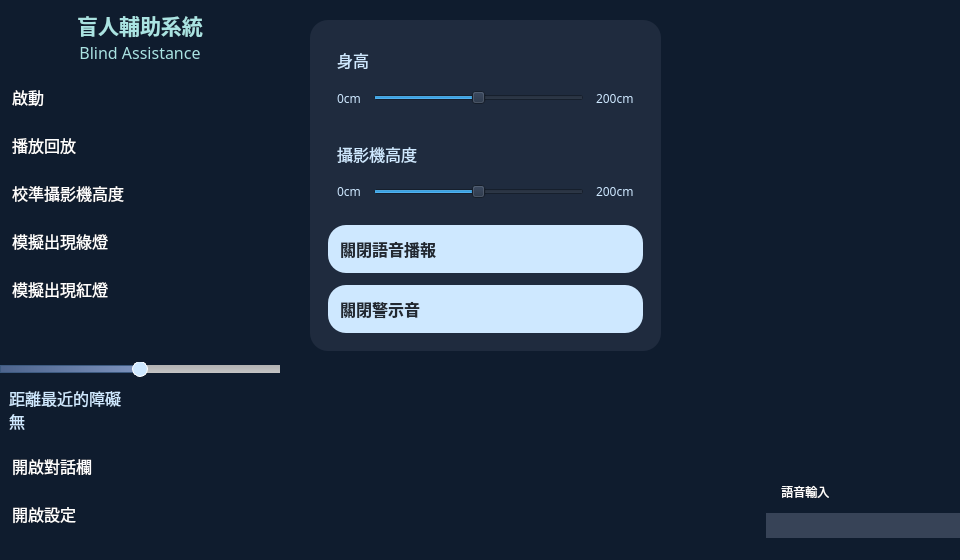
The window that gui/main_window.ui (BoJhong/blind-assistance) describes before a commit, drawn with Qt 5.
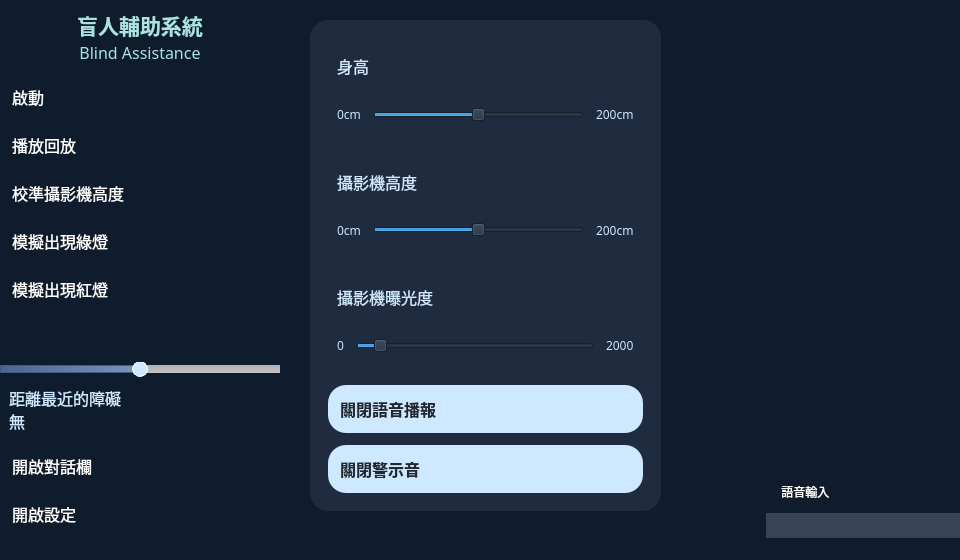
The same window after the commit. The open tabs and pages were chosen to show the change. Icons and pictures are not drawn.

Commit message: 新增曝光度調整、優化行人號誌的判斷方式

```diff
--- a/gui/main_window.ui
+++ b/gui/main_window.ui
@@ -835,7 +835,7 @@
              <x>30</x>
              <y>20</y>
              <width>351</width>
-             <height>331</height>
+             <height>491</height>
             </rect>
            </property>
            <property name="styleSheet">
@@ -1021,6 +1021,82 @@
               </item>
              </layout>
             </item>
+            <item>
+             <layout class="QVBoxLayout" name="verticalLayout_8">
+              <property name="leftMargin">
+               <number>9</number>
+              </property>
+              <property name="topMargin">
+               <number>9</number>
+              </property>
+              <property name="rightMargin">
+               <number>9</number>
+              </property>
+              <property name="bottomMargin">
+               <number>9</number>
+              </property>
+              <item>
+               <widget class="QLabel" name="exposure_label">
+                <property name="font">
+                 <font>
+                  <family>微軟正黑體</family>
+                  <pointsize>12</pointsize>
+                 </font>
+                </property>
+                <property name="text">
+                 <string>攝影機曝光度</string>
+                </property>
+               </widget>
+              </item>
+              <item>
+               <layout class="QHBoxLayout" name="horizontalLayout_5">
+                <item>
+                 <widget class="QLabel" name="min_exposure_label">
+                  <property name="font">
+                   <font>
+                    <family>微軟正黑體</family>
+                   </font>
+                  </property>
+                  <property name="text">
+                   <string>0</string>
+                  </property>
+                 </widget>
+                </item>
+                <item>
+                 <widget class="QSlider" name="exposure_slider">
+                  <property name="minimum">
+                   <number>0</number>
+                  </property>
+                  <property name="maximum">
+                   <number>2000</number>
+                  </property>
+                  <property name="value">
+                   <number>156</number>
+                  </property>
+                  <property name="sliderPosition">
+                   <number>156</number>
+                  </property>
+                  <property name="orientation">
+                   <enum>Qt::Horizontal</enum>
+                  </property>
+                 </widget>
+                </item>
+                <item>
+                 <widget class="QLabel" name="max_exposure_label">
+                  <property name="font">
+                   <font>
+                    <family>微軟正黑體</family>
+                   </font>
+                  </property>
+                  <property name="text">
+                   <string>2000</string>
+                  </property>
+                 </widget>
+                </item>
+               </layout>
+              </item>
+             </layout>
+            </item>
             <item>
              <widget class="QPushButton" name="tts_btn">
               <property name="sizePolicy">
```
Left out of the diff: 2 changed lines with no effect on the pictures. The commit also changes 9 other files.
